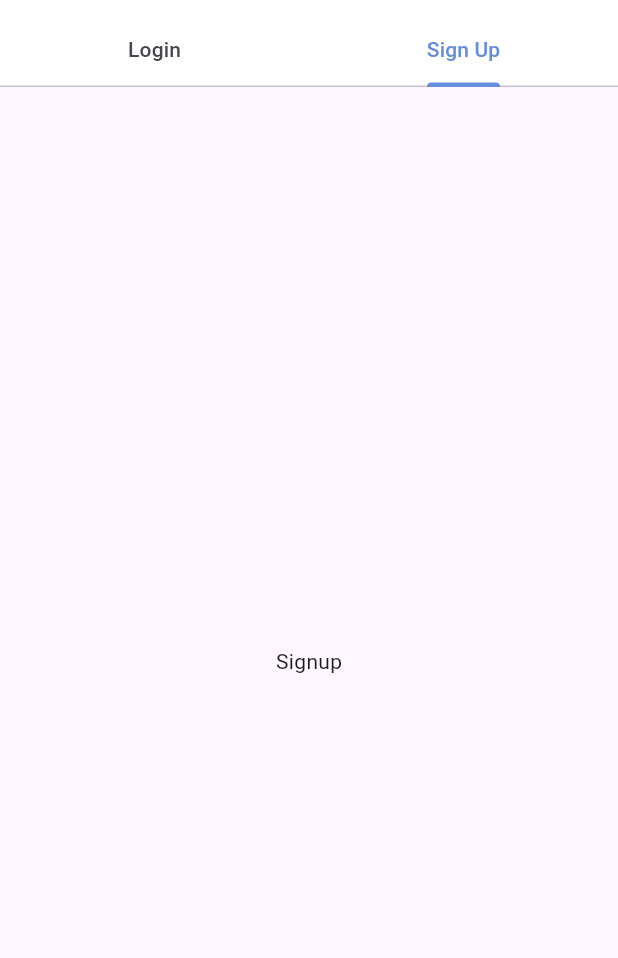
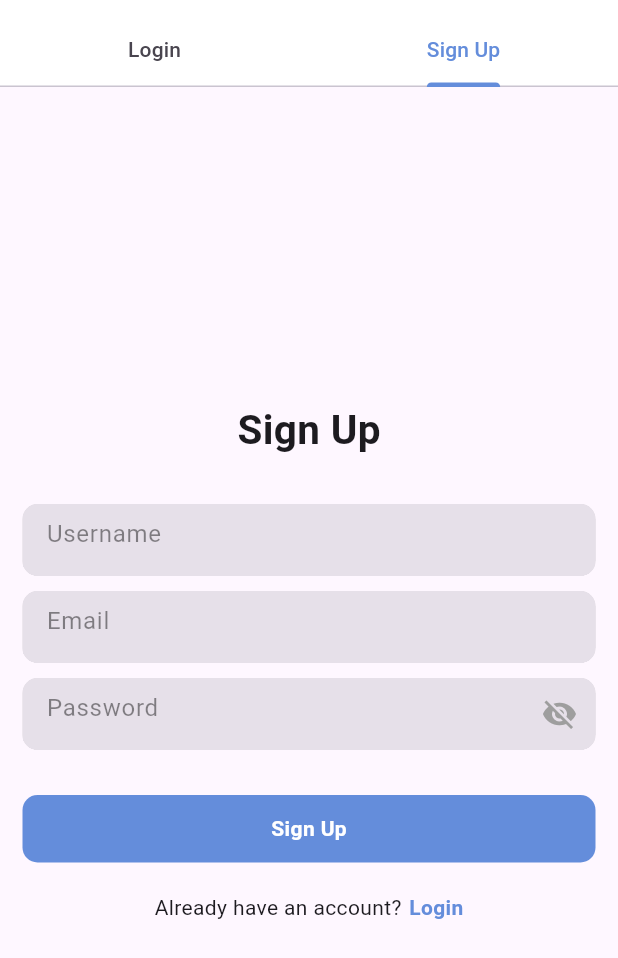
Before and after one commit to omarito47/loginoption_forgetpassword, a Flutter app: the screen it shows after launch, tab 2 chosen, on a phone screen of 412 x 824 dp. Shown: the top 958 px of the screen. Run offline on Flutter 3.47's test engine with Material 3 defaults, Android fonts, the light colour scheme and no system bars; our stand-ins replace cloud_firestore, firebase_auth, firebase_core, firebase_crashlytics, fluttertoast, form_field_validator and 5 more; missing offline and left inert: colorful_safe_area, flutter_sms_inbox, otp_autofill; accounts and stored records are empty.

Commit message:
[UPDATE] interface sign up + lgic sign in & up +bug

```diff
--- /dev/null
+++ b/lib/module/utils/user_auth/firebase_auth_services.dart
@@ -0,0 +1,52 @@
+import 'package:firebase_auth/firebase_auth.dart';
+import 'package:flutter/material.dart';
+
+import 'package:fluttertoast/fluttertoast.dart';
+
+class FirebaseAuthService {
+  FirebaseAuth _auth = FirebaseAuth.instance;
+
+  Future<User?> signUpWithEmailAndPassword(
+      String email, String password) async {
+    try {
+      UserCredential credential = await _auth.createUserWithEmailAndPassword(
+          email: email, password: password);
+      return credential.user;
+    } on FirebaseAuthException catch (e) {
+      if (e.code == 'email-already-in-use') {
+        showToast(message: 'The email address is already in use.');
+      } else {
+        showToast(message: 'An error occurred: ${e.code}');
+      }
+    }
+    return null;
+  }
+
+  Future<User?> signInWithEmailAndPassword(
+      String email, String password) async {
+    try {
+      UserCredential credential = await _auth.signInWithEmailAndPassword(
+          email: email, password: password);
+      print("i got the credential -----------------------");
+      return credential.user;
+    } on FirebaseAuthException catch (e) {
+      print("ERROR !!! ----------------------------${e}");
+      if (e.code == 'user-not-found' || e.code == 'wrong-password') {
+        showToast(message: 'Invalid email or password.');
+      } else {
+        showToast(message: 'An error occurred: ${e.code}');
+      }
+    }
+  }
+}
+
+void showToast({required String message}) {
+  Fluttertoast.showToast(
+      msg: message,
+      toastLength: Toast.LENGTH_SHORT,
+      gravity: ToastGravity.BOTTOM,
+      timeInSecForIosWeb: 1,
+      backgroundColor: Colors.blue,
+      textColor: Colors.white,
+      fontSize: 16.0);
+}
--- a/lib/module/widget/login/login.dart
+++ b/lib/module/widget/login/login.dart
@@ -6,9 +6,11 @@ import 'package:flutter/services.dart';
 import 'package:form_field_validator/form_field_validator.dart';
 import 'package:google_sign_in/google_sign_in.dart';
 import 'package:local_auth/local_auth.dart';
+import 'package:loginoption_forgetpassword/module/utils/user_auth/firebase_auth_services.dart';
 import 'package:loginoption_forgetpassword/module/widget/home_screen.dart';
 import 'package:loginoption_forgetpassword/module/widget/password_process/forget_process_1.dart';
 import 'package:loginoption_forgetpassword/module/widget/profileInfo.dart';
+import 'package:loginoption_forgetpassword/module/widget/sign_up/sign_up_page.dart';
 
 class LoginPage extends StatefulWidget {
   @override
@@ -38,6 +40,18 @@ class _LoginPageState extends State<LoginPage> {
         );
     _checkBiometrics();
     _getAvailableBiometrics();
+  }
+
+  TextEditingController _emailController = TextEditingController();
+  TextEditingController _passwordController = TextEditingController();
+
+  bool isSigningUp = false;
+
+  @override
+  void dispose() {
+    _emailController.dispose();
+    _passwordController.dispose();
+    super.dispose();
   }
 
   Future<void> _checkBiometrics() async {
@@ -73,6 +87,22 @@ class _LoginPageState extends State<LoginPage> {
     setState(() {
       _availableBiometrics = availableBiometrics;
       print("available biometrics ${_availableBiometrics}");
+    });
+  }
+
+  bool _isSigning = false;
+  final FirebaseAuthService _auth = FirebaseAuthService();
+  final FirebaseAuth _firebaseAuth = FirebaseAuth.instance;
+  final emailController = TextEditingController();
+  final passwordController = TextEditingController();
+
+  Future<void> login() async {
+    FirebaseAuth.instance
+        .signInWithEmailAndPassword(
+            email: emailController.text, password: passwordController.text)
+        .then((value) {
+      print("-----------------------------------");
+      print("${value.additionalUserInfo}");
     });
   }
 
@@ -210,11 +240,10 @@ class _LoginPageState extends State<LoginPage> {
                         alignment: Alignment.topLeft,
                       ),
                       TextFormField(
+                        controller: _emailController,
                         validator: (value) {
                           if (value!.isEmpty) {
                             return "Please enter your email";
-                          } else if (value != "omartaamallah4@gmail.com") {
-                            return emailErrorMessage;
                           }
                         },
                         decoration: InputDecoration(
@@ -234,11 +263,10 @@ class _LoginPageState extends State<LoginPage> {
                         alignment: Alignment.topLeft,
                       ),
                       TextFormField(
+                        controller: _passwordController,
                         validator: (value) {
                           if (value!.isEmpty) {
                             return "Please enter your password";
-                          } else if (value != "1234") {
-                            return passwordErrorMessage;
                           }
                         },
                         decoration: InputDecoration(
@@ -288,7 +316,15 @@ class _LoginPageState extends State<LoginPage> {
                         ),
                         onPressed: () {
                           //forceCrash();
-                          validateForm();
+                          // validateForm();
+                          // if (emailController.text.isNotEmpty &&
+                          //     passwordController.text.length < 6) {
+                          //   login();
+                          // } else {
+                          //   debugPrint(
+                          //       "LOG: Email is empty or password is invalid - please try again");
+                          // }
+                          _signIn();
                         },
                         child: Text(
                           'Login',
@@ -488,28 +524,6 @@ class _LoginPageState extends State<LoginPage> {
                               ),
                             ),
                           ),
-                          // ElevatedButton(
-                          //   onPressed: () {
-                          //     _authenticate().then((value) {
-                          //       if (_authorized == "Authorized") {
-                          //         Navigator.push(
-                          //             context,
-                          //             MaterialPageRoute(
-                          //               builder: (_) => HomeScreen(),
-                          //             ));
-                          //       }
-                          //     });
-                          //   },
-                          //   child: Row(
-                          //     mainAxisSize: MainAxisSize.min,
-                          //     children: <Widget>[
-                          //       Text('Login with '),
-                          //       const Icon(Icons.fingerprint),
-                          //       Text('or faceId '),
-                          //       const Icon(Icons.tag_faces_sharp)
-                          //     ],
-                          //   ),
-                          // ),
                         ],
                       )
                     ],
@@ -519,13 +533,34 @@ class _LoginPageState extends State<LoginPage> {
             ),
 
             // Second Tab: Sign Up
-            Center(
-              child: Text('Signup'),
-            ),
+           SignUpPage()
           ],
         ),
       ),
     );
+  }
+
+  void _signIn() async {
+    setState(() {
+      _isSigning = true;
+    });
+
+    String email = _emailController.text;
+    String password = _passwordController.text;
+    print("email = $email password= $password");
+
+    User? user = await _auth.signInWithEmailAndPassword(email, password).then((value) {print("user = $value");});
+
+
+    setState(() {
+      _isSigning = false;
+    });
+
+    if (user != null) {
+      showToast(message: "User is successfully signed in");
+    } else {
+      showToast(message: "some error occured");
+    }
   }
 }
 
--- /dev/null
+++ b/lib/module/widget/sign_up/sign_up_page.dart
@@ -0,0 +1,147 @@
+import 'package:firebase_auth/firebase_auth.dart';
+import 'package:flutter/material.dart';
+
+import 'package:loginoption_forgetpassword/module/utils/user_auth/firebase_auth_services.dart';
+import 'package:loginoption_forgetpassword/module/widget/login/login.dart';
+import 'package:loginoption_forgetpassword/module/widget/ui/form_container_widget.dart';
+
+class SignUpPage extends StatefulWidget {
+  const SignUpPage({super.key});
+
+  @override
+  State<SignUpPage> createState() => _SignUpPageState();
+}
+
+class _SignUpPageState extends State<SignUpPage> {
+  final FirebaseAuthService _auth = FirebaseAuthService();
+
+  TextEditingController _usernameController = TextEditingController();
+  TextEditingController _emailController = TextEditingController();
+  TextEditingController _passwordController = TextEditingController();
+
+  bool isSigningUp = false;
+
+  @override
+  void dispose() {
+    _usernameController.dispose();
+    _emailController.dispose();
+    _passwordController.dispose();
+    super.dispose();
+  }
+
+  @override
+  Widget build(BuildContext context) {
+    return Center(
+      child: Padding(
+        padding: const EdgeInsets.symmetric(horizontal: 15),
+        child: Column(
+          mainAxisAlignment: MainAxisAlignment.center,
+          children: [
+            Text(
+              "Sign Up",
+              style: TextStyle(fontSize: 27, fontWeight: FontWeight.bold),
+            ),
+            SizedBox(
+              height: 30,
+            ),
+            FormContainerWidget(
+              controller: _usernameController,
+              hintText: "Username",
+              isPasswordField: false,
+            ),
+            SizedBox(
+              height: 10,
+            ),
+            FormContainerWidget(
+              controller: _emailController,
+              hintText: "Email",
+              isPasswordField: false,
+            ),
+            SizedBox(
+              height: 10,
+            ),
+            FormContainerWidget(
+              controller: _passwordController,
+              hintText: "Password",
+              isPasswordField: true,
+            ),
+            SizedBox(
+              height: 30,
+            ),
+            GestureDetector(
+              onTap: () {
+                _signUp();
+              },
+              child: Container(
+                width: double.infinity,
+                height: 45,
+                decoration: BoxDecoration(
+                  color: Color(0xff648ddb),
+                  borderRadius: BorderRadius.circular(10),
+                ),
+                child: Center(
+                    child: isSigningUp
+                        ? CircularProgressIndicator(
+                            color: Colors.white,
+                          )
+                        : Text(
+                            "Sign Up",
+                            style: TextStyle(
+                                color: Colors.white,
+                                fontWeight: FontWeight.bold),
+                          )),
+              ),
+            ),
+            SizedBox(
+              height: 20,
+            ),
+            Row(
+              mainAxisAlignment: MainAxisAlignment.center,
+              children: [
+                Text("Already have an account?"),
+                SizedBox(
+                  width: 5,
+                ),
+                GestureDetector(
+                    onTap: () {
+                      Navigator.pushAndRemoveUntil(
+                          context,
+                          MaterialPageRoute(builder: (context) => LoginPage()),
+                          (route) => false);
+                    },
+                    child: Text(
+                      "Login",
+                      style: TextStyle(
+                          color: Color(0xff648ddb),
+                          fontWeight: FontWeight.bold),
+                    ))
+              ],
+            )
+          ],
+        ),
+      ),
+    );
+  }
+
+  void _signUp() async {
+    setState(() {
+      isSigningUp = true;
+    });
+
+    String username = _usernameController.text;
+    String email = _emailController.text;
+    String password = _passwordController.text;
+
+    User? user = await _auth.signUpWithEmailAndPassword(email, password);
+
+    setState(() {
+      isSigningUp = false;
+    });
+    if (user != null) {
+      showToast(message: "User is successfully created");
+      Navigator.pushNamed(context, "/home");
+    } else {
+      showToast(message: "Some error happend");
+    }
+  }
+}
--- /dev/null
+++ b/lib/module/widget/ui/form_container_widget.dart
@@ -0,0 +1,78 @@
+
+
+import 'package:flutter/material.dart';
+
+
+class FormContainerWidget extends StatefulWidget {
+
+  final TextEditingController? controller;
+  final Key? fieldKey;
+  final bool? isPasswordField;
+  final String? hintText;
+  final String? labelText;
+  final String? helperText;
+  final FormFieldSetter<String>? onSaved;
+  final FormFieldValidator<String>? validator;
+  final ValueChanged<String>? onFieldSubmitted;
+  final TextInputType? inputType;
+
+  const FormContainerWidget({
+    this.controller,
+    this.isPasswordField,
+    this.fieldKey,
+    this.hintText,
+    this.labelText,
+    this.helperText,
+    this.onSaved,
+    this.validator,
+    this.onFieldSubmitted,
+    this.inputType
+  });
+
+
+  @override
+  _FormContainerWidgetState createState() => new _FormContainerWidgetState();
+}
+
+class _FormContainerWidgetState extends State<FormContainerWidget> {
+
+  bool _obscureText = true;
+
+
+  @override
+  Widget build(BuildContext context) {
+    return Container(
+      width: double.infinity,
+      clipBehavior: Clip.hardEdge,
+      decoration: BoxDecoration(
+        color: Colors.grey.withOpacity(.35),
+        borderRadius: BorderRadius.circular(10),
+      ),
+      child: new TextFormField(
+        style: TextStyle(color: Colors.black),
+        controller: widget.controller,
+        keyboardType: widget.inputType,
+        key: widget.fieldKey,
+        obscureText: widget.isPasswordField == true? _obscureText : false,
+        onSaved: widget.onSaved,
+        validator: widget.validator,
+        onFieldSubmitted: widget.onFieldSubmitted,
+        decoration: new InputDecoration(
+          border: InputBorder.none,
+          filled: true,
+          hintText: widget.hintText,
+          hintStyle: TextStyle(color: Colors.black45),
+          suffixIcon: new GestureDetector(
+            onTap: () {
+              setState(() {
+                _obscureText = !_obscureText;
+              });
+            },
+            child:
+            widget.isPasswordField==true? Icon(_obscureText ? Icons.visibility_off : Icons.visibility, color: _obscureText == false ? Colors.blue : Colors.grey,) : Text(""),
+          ),
+        ),
+      ),
+    );
+  }
+}
--- a/pubspec.yaml
+++ b/pubspec.yaml
@@ -54,6 +54,7 @@ dependencies:
   permission_handler: ^11.2.0
   qr_flutter: ^4.0.0
   local_auth: ^2.1.8
+  fluttertoast: ^8.2.4
 
 dev_dependencies:
   flutter_test:
```
Also changed, not shown: pubspec.lock.
